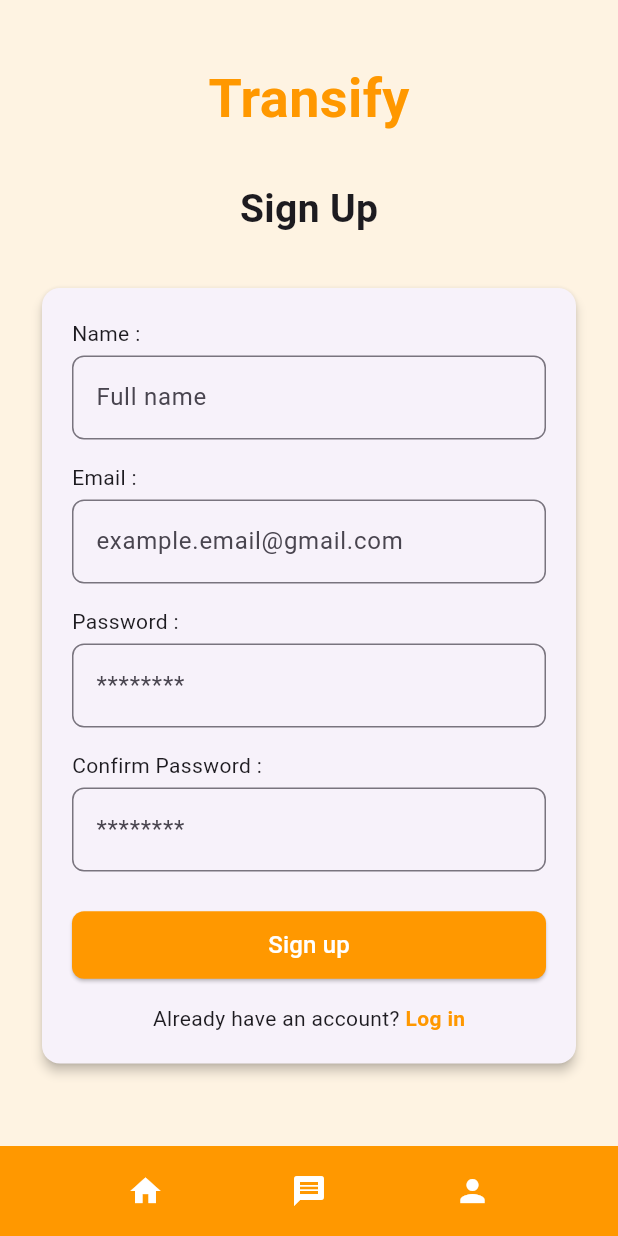
After one commit to SatoshiRenZ/Transify, a Flutter app: the SignupPage screen opened directly, on a phone screen of 412 x 824 dp. The commit adds this screen. Run offline on Flutter 3.47's test engine with Material 3 defaults, Android fonts, the phone set to English and light mode, and no system bars; our stand-ins replace google_fonts; Roboto replaces fonts that are missing (Pacifico).

Commit message:
integrating the login and signup to template

```diff
--- /dev/null
+++ b/lib/pages/signup_page.dart
@@ -0,0 +1,129 @@
+import 'package:flutter/material.dart';
+import '../widgets/app_bar.dart';
+import '../widgets/bottom_navbar.dart';
+import '../styles/style.dart';
+
+class SignupPage extends StatefulWidget {
+  const SignupPage({super.key});
+
+  @override
+  State<SignupPage> createState() => _SignupPageState();
+}
+
+class _SignupPageState extends State<SignupPage> {
+  final TextEditingController nameController = TextEditingController();
+  final TextEditingController emailController = TextEditingController();
+  final TextEditingController passwordController = TextEditingController();
+  final TextEditingController confirmController = TextEditingController();
+
+  @override
+  Widget build(BuildContext context) {
+    return Scaffold(
+      bottomNavigationBar: buildBottomBar(),
+      body: SafeArea(
+        child: SingleChildScrollView(
+          padding: const EdgeInsets.symmetric(horizontal: 24, vertical: 40),
+          child: Column(
+            children: [
+              const Text(
+                "Transify",
+                style: TextStyle(
+                  fontSize: 36,
+                  fontWeight: FontWeight.bold,
+                  color: Colors.orange,
+                  fontFamily: 'Pacifico',
+                ),
+              ),
+              const SizedBox(height: 30),
+              const Text(
+                "Sign Up",
+                style: TextStyle(fontSize: 26, fontWeight: FontWeight.w600),
+              ),
+              const SizedBox(height: 30),
+              buildFormCard(context),
+            ],
+          ),
+        ),
+      ),
+    );
+  }
+
+  Widget buildFormCard(BuildContext context) {
+    return Card(
+      shape: RoundedRectangleBorder(borderRadius: BorderRadius.circular(12)),
+      elevation: 3,
+      child: Padding(
+        padding: const EdgeInsets.all(20),
+        child: Column(
+          children: [
+            buildTextField("Name :", "Full name", nameController),
+            const SizedBox(height: 15),
+            buildTextField("Email :", "example.email@gmail.com", emailController),
+            const SizedBox(height: 15),
+            buildTextField("Password :", "********", passwordController, obscure: true),
+            const SizedBox(height: 15),
+            buildTextField("Confirm Password :", "********", confirmController, obscure: true),
+            const SizedBox(height: 25),
+            ElevatedButton(
+              style: ElevatedButton.styleFrom(
+                backgroundColor: Colors.orange,
+                minimumSize: const Size(double.infinity, 45),
+                shape: RoundedRectangleBorder(borderRadius: BorderRadius.circular(8)),
+              ),
+              onPressed: () => Navigator.pushNamed(context, '/login'),
+              child: const Text("Sign up", style: TextStyle(color: Colors.white, fontSize: 16)),
+            ),
+            const SizedBox(height: 15),
+            Row(
+              mainAxisAlignment: MainAxisAlignment.center,
+              children: [
+                const Text("Already have an account? "),
+                GestureDetector(
+                  onTap: () => Navigator.pushNamed(context, '/login'),
+                  child: const Text(
+                    "Log in",
+                    style: TextStyle(color: Colors.orange, fontWeight: FontWeight.bold),
+                  ),
+                ),
+              ],
+            ),
+          ],
+        ),
+      ),
+    );
+  }
+
+  Widget buildTextField(String label, String hint, TextEditingController controller,
+      {bool obscure = false}) {
+    return Column(
+      crossAxisAlignment: CrossAxisAlignment.start,
+      children: [
+        Text(label),
+        const SizedBox(height: 5),
+        TextField(
+          controller: controller,
+          obscureText: obscure,
+          decoration: InputDecoration(
+            hintText: hint,
+            border: OutlineInputBorder(borderRadius: BorderRadius.circular(8)),
+          ),
+        ),
+      ],
+    );
+  }
+
+  Widget buildBottomBar() {
+    return Container(
+      height: 60,
+      color: Colors.orange,
+      child: const Row(
+        mainAxisAlignment: MainAxisAlignment.spaceEvenly,
+        children: [
+          Icon(Icons.home, color: Colors.white),
+          Icon(Icons.message, color: Colors.white),
+          Icon(Icons.person, color: Colors.white),
+        ],
+      ),
+    );
+  }
+}
```
Also changed, not shown: lib/main.dart (+4 -4 lines), lib/pages/login_page.dart (added, +123 -0 lines).
